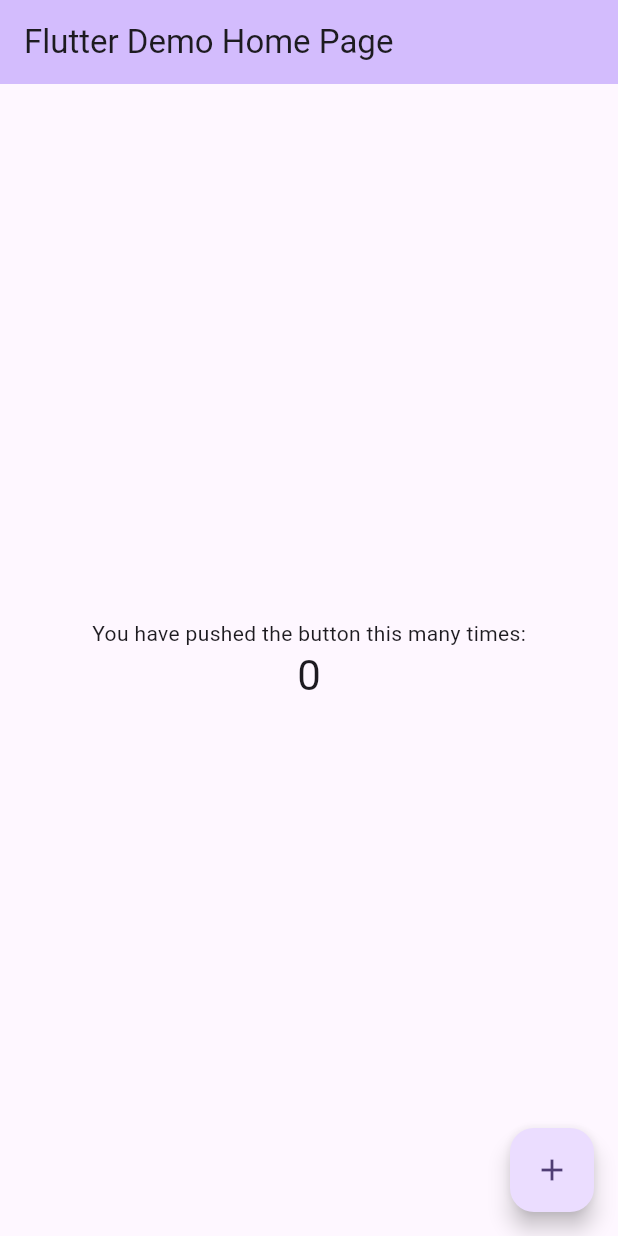
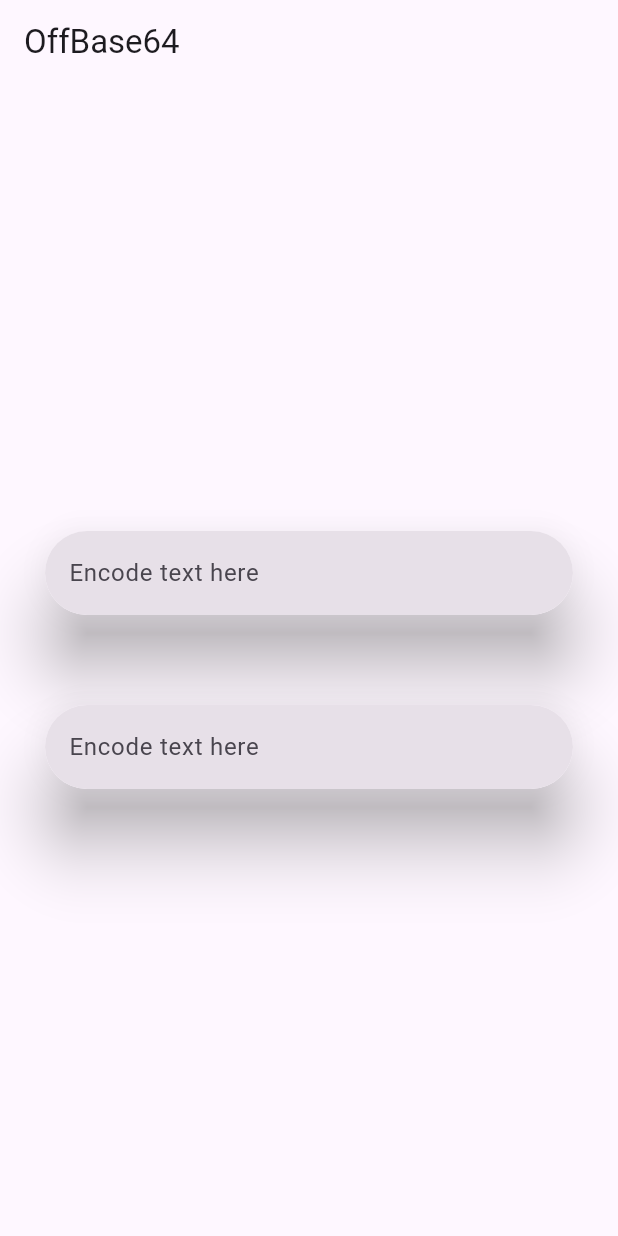
Before and after one commit to yogeshwar-b/offbase64, a Flutter app: the screen it shows after launch, on a phone screen of 412 x 824 dp. Run offline on Flutter 3.47's test engine with Material 2 defaults, Android fonts, the phone set to English and light mode, and no system bars.

Commit message:
Added text boxes with styling

```diff
--- a/lib/main.dart
+++ b/lib/main.dart
@@ -31,10 +31,72 @@ class MyApp extends StatelessWidget {
         colorScheme: ColorScheme.fromSeed(seedColor: Colors.deepPurple),
         useMaterial3: true,
       ),
-      home: const MyHomePage(title: 'Flutter Demo Home Page'),
+      home: Scaffold(
+          appBar: AppBar(
+            title: const Text('OffBase64'),
+          ),
+          body: const MainPage()),
     );
   }
 }
+
+class MainPage extends StatelessWidget {
+  const MainPage({super.key});
+
+  @override
+  Widget build(BuildContext context) {
+    return const Column(
+      mainAxisAlignment: MainAxisAlignment.center,
+      crossAxisAlignment: CrossAxisAlignment.stretch,
+      children: [
+        EncodeBox(),
+        EncodeBox()
+      ],
+    );
+  }
+}
+
+
+class EncodeBox extends StatefulWidget {
+  const EncodeBox({super.key});
+
+  @override
+  State<EncodeBox> createState() => _EncodeBoxState();
+}
+
+class _EncodeBoxState extends State<EncodeBox> {
+  @override
+  Widget build(BuildContext context) {
+    return Container(
+      padding: const EdgeInsets.all(30),
+      // margin: const EdgeInsets.all(30),
+      alignment: Alignment.center,
+      // color: Colors.blueGrey,
+      child:const Material(
+        borderRadius:  BorderRadius.all(
+            Radius.circular(90.0)
+        ),
+        elevation: 20.0,
+        shadowColor: Colors.grey,
+        child: TextField(
+          decoration: InputDecoration(
+            border: OutlineInputBorder(
+              borderSide: BorderSide.none,
+              borderRadius: BorderRadius.all(
+                Radius.circular(90.0)
+              ),
+            ),
+            hintText: 'Encode text here',
+            filled: true,
+            // fillColor: Colors.green,
+          ),
+
+        ),
+      ),
+    );
+  }
+}
+
 
 class MyHomePage extends StatefulWidget {
   const MyHomePage({super.key, required this.title});
```
